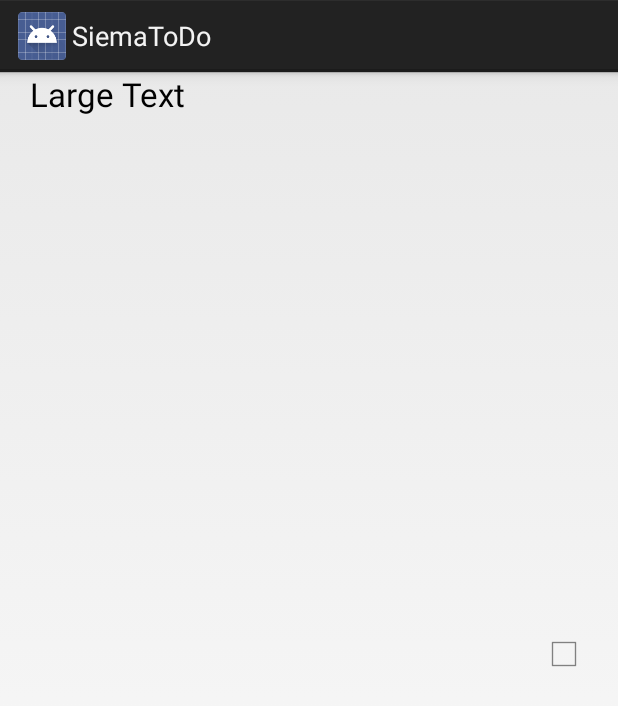
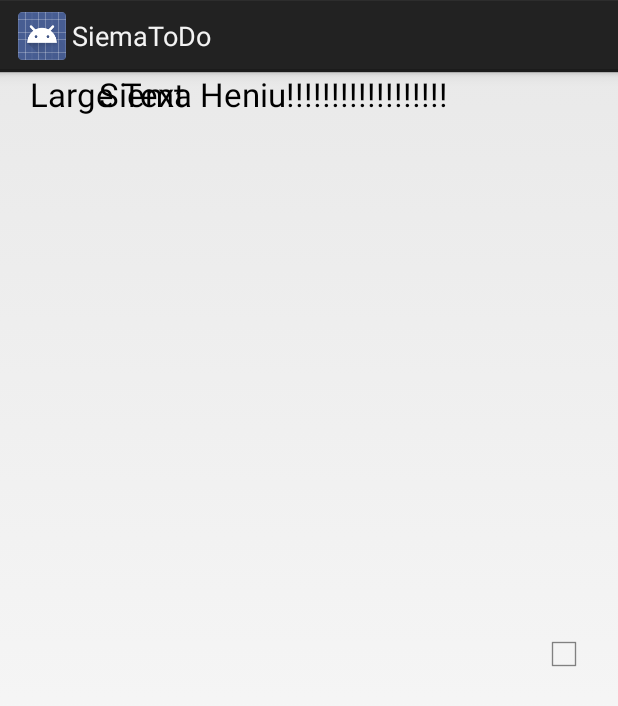
Before and after one commit to WezSieTato/SiemaToDo, an Android app: the layout list_inner_view.xml on its own in the app's theme, with its tools: preview values and no code run, on a phone screen of 412 x 824 dp. Shown: the top 706 px of the screen. Run offline under Robolectric (Android 15) with nearby library versions, the phone set to English and light mode, and no system bars.

Commit message:
SwipeListView first steps

```diff
--- a/app/src/main/java/com/wezsietato/todo/TaskListAdapter.java
+++ b/app/src/main/java/com/wezsietato/todo/TaskListAdapter.java
@@ -49,6 +49,7 @@ public class TaskListAdapter extends ArrayAdapter<Task> {
                     parent, false);
             chk = (CheckBox) convertView.findViewById(R.id.checkBox1);
             tv = (TextView) convertView.findViewById(R.id.taskTextView);
+            View front = (View) convertView.findViewById(R.id.taskRowFront);
             convertView.setTag(chk);
 
             chk.setOnClickListener(new View.OnClickListener() {
@@ -66,7 +67,7 @@ public class TaskListAdapter extends ArrayAdapter<Task> {
                 }
             });
 
-            convertView.setOnClickListener(new View.OnClickListener() {
+            front.setOnClickListener(new View.OnClickListener() {
                 @Override
                 public void onClick(View v) {
                     CheckBox cb = (CheckBox) v.getTag();
--- a/app/src/main/res/layout/list_inner_view.xml
+++ b/app/src/main/res/layout/list_inner_view.xml
@@ -1,6 +1,30 @@
 <?xml version="1.0" encoding="utf-8"?>
 
-<RelativeLayout xmlns:android="http://schemas.android.com/apk/res/android"
+<FrameLayout xmlns:android="http://schemas.android.com/apk/res/android"
+    android:layout_width="fill_parent"
+    android:layout_height="fill_parent" >
+
+    <RelativeLayout
+        android:id="@+id/taskRowBack"
+        android:tag="back"
+        android:layout_width="match_parent"
+        android:layout_height="match_parent">
+
+
+        <TextView
+            android:layout_width="wrap_content"
+            android:layout_height="wrap_content"
+            android:textAppearance="?android:attr/textAppearanceLarge"
+            android:text="Siema Heniu!!!!!!!!!!!!!!!!!!"
+            android:layout_alignParentTop="true"
+            android:layout_alignParentLeft="true"
+            android:layout_alignParentStart="true"
+            android:layout_marginLeft="66dp" />
+    </RelativeLayout>
+
+    <RelativeLayout
+        android:id="@+id/taskRowFront"
+        android:tag="front"
         android:layout_width="match_parent" android:layout_height="match_parent">
 
         <TextView
@@ -28,3 +52,8 @@
             />
 
     </RelativeLayout>
+
+
+
+
+</FrameLayout>
```
Also changed, not shown: app/src/main/res/layout/activity_tasks.xml (+7 -5 lines). Lines whose indentation alone changed are shown as unchanged.
